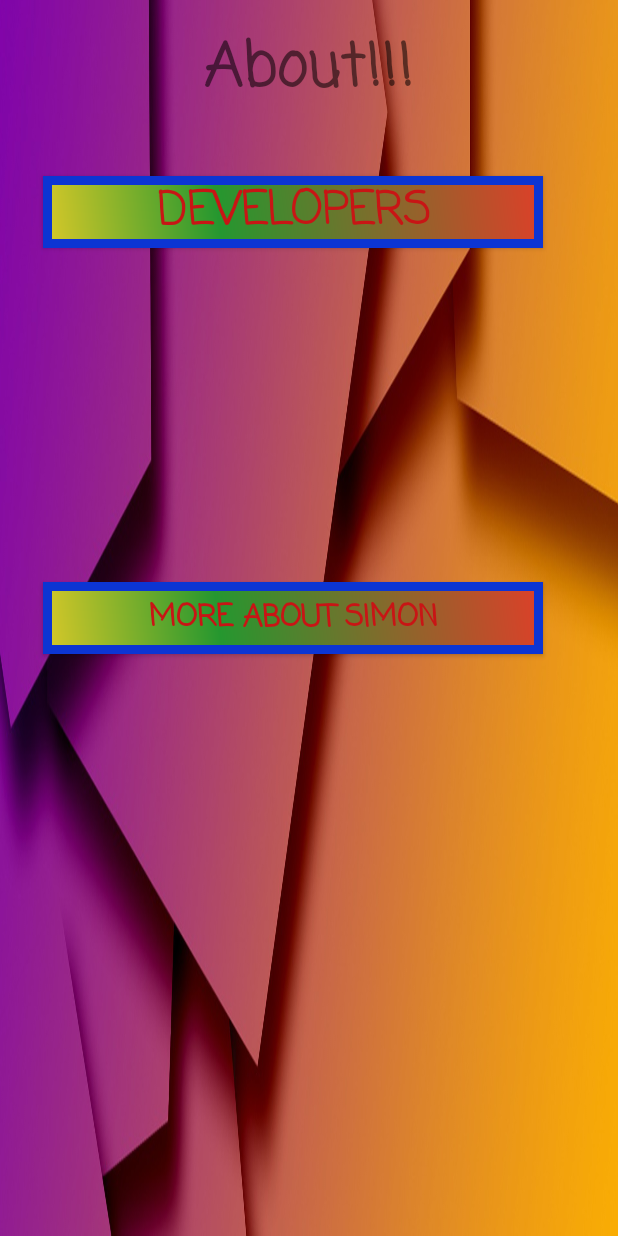
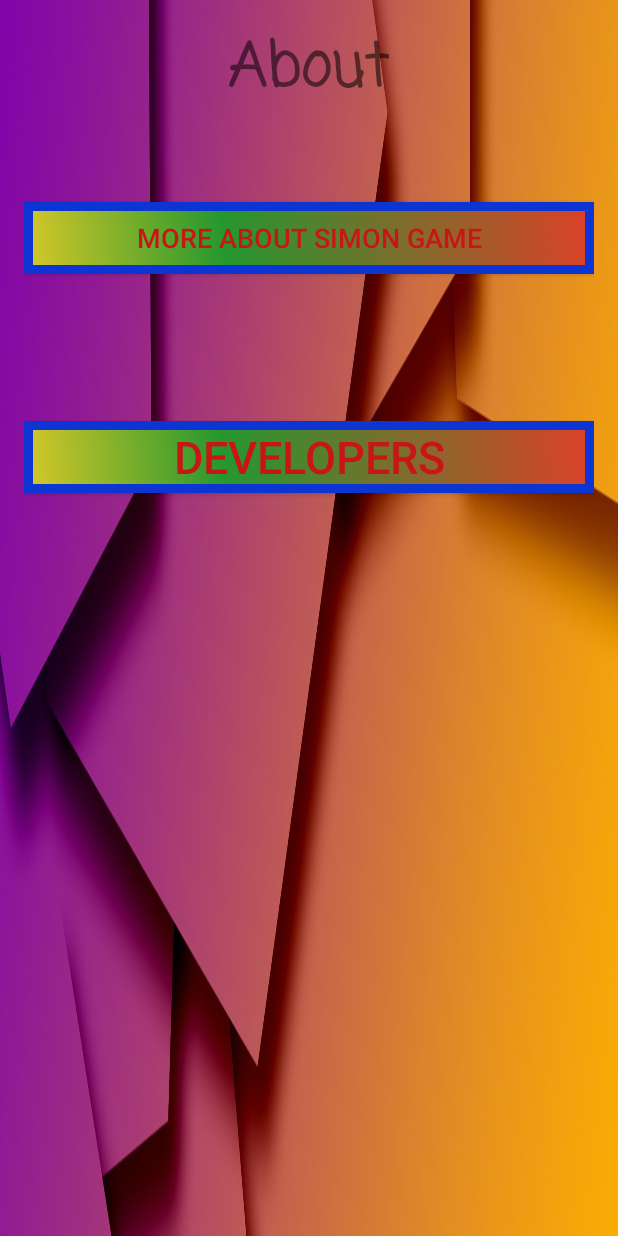
Before and after one commit to dbudrys/Simon02, an Android app: the AboutActivity screen opened directly, with no data from a screen before it, on a phone screen of 412 x 824 dp. Run offline under Robolectric (Android 15) with nearby library versions, the phone set to English and light mode, and no system bars.

Commit message:
button fix

```diff
--- a/app/src/main/res/layout/activity_about.xml
+++ b/app/src/main/res/layout/activity_about.xml
@@ -12,50 +12,44 @@
     android:background="@drawable/background">
 
 
-
     <TextView
         android:layout_width="wrap_content"
         android:layout_height="wrap_content"
-        android:text="About!!!"
-        android:fontFamily="casual"
-        android:textStyle="bold"
-        android:layout_alignParentTop="true"
-        android:layout_centerHorizontal="true"
-        android:textSize="40sp"
-        android:id="@+id/textView"
-        />
-
-    <Button
-        android:text="More about Simon"
-        android:layout_width="500px"
-        android:layout_height="wrap_content"
-        android:id="@+id/more_button"
+        android:text="About"
         android:fontFamily="casual"
         android:textStyle="bold"
 
-        android:textColor="#ffc81515"
-        android:textSize="20sp"
-        android:background="@drawable/buttonshape"
-        android:layout_centerVertical="true"
-        android:layout_alignParentRight="true"
-        android:layout_alignParentEnd="true"
-        android:layout_marginRight="34dp"
-        android:layout_marginEnd="34dp" />
+        android:textSize="40sp"
+        android:id="@+id/textView"
+        android:layout_alignParentTop="true"
+        android:layout_centerHorizontal="true" />
 
     <Button
-        android:text="Developers"
-        android:layout_width="500px"
+        android:text="More about SIMON game"
+        android:layout_width="600px"
         android:layout_height="wrap_content"
-        android:id="@+id/dev_button"
-        android:fontFamily="casual"
-        android:textStyle="bold"
-        android:layout_marginTop="40dp"
+        android:layout_below="@+id/textView"
+        android:layout_centerHorizontal="true"
+        android:layout_marginTop="57dp"
+        android:id="@+id/more_button"
+        android:background="@drawable/buttonshape"
 
         android:textColor="#ffc81515"
-        android:textSize="30sp"
+        android:textSize="18sp"/>
+
+    <Button
+        android:text="developers"
+        android:layout_width="600px"
+        android:layout_height="wrap_content"
+        android:layout_below="@+id/more_button"
+        android:layout_alignLeft="@+id/more_button"
+        android:layout_alignStart="@+id/more_button"
+        android:layout_marginTop="98dp"
+        android:id="@+id/dev_button"
         android:background="@drawable/buttonshape"
-        android:layout_below="@+id/textView"
-        android:layout_alignLeft="@+id/more_button"
-        android:layout_alignStart="@+id/more_button" />
+
+        android:textColor="#ffc81515"
+        android:textSize="30sp"/>
+
 
 </RelativeLayout>
```
